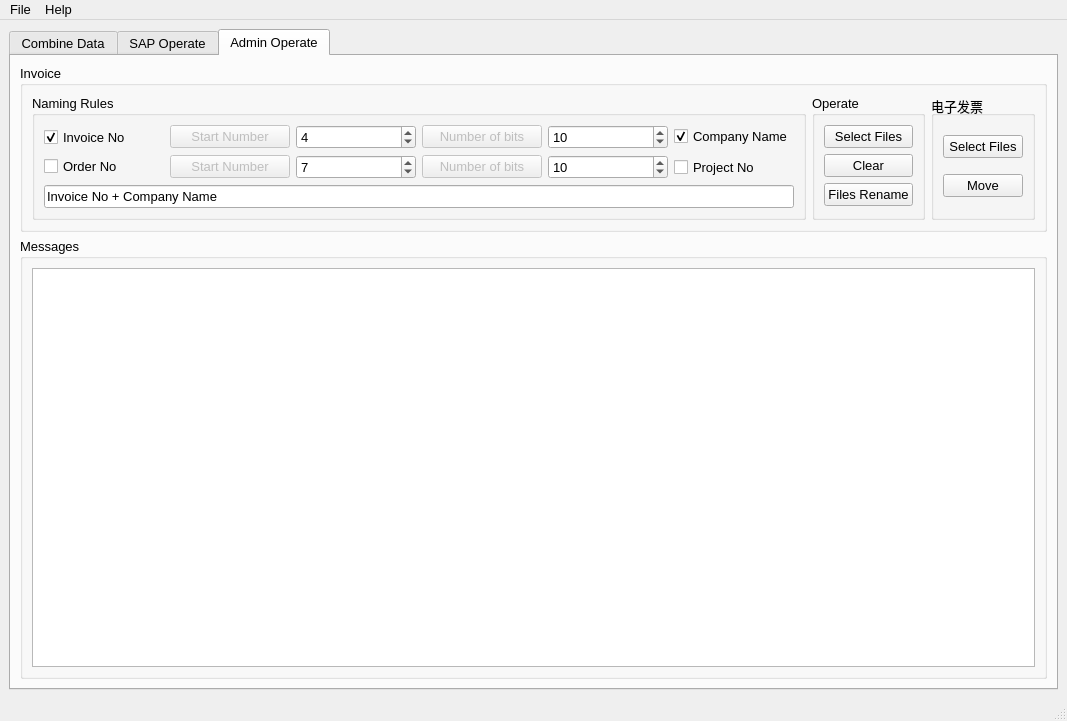
chen-huai/Sap_Operation, file Sap_Operate_Ui.ui: the form before one commit.
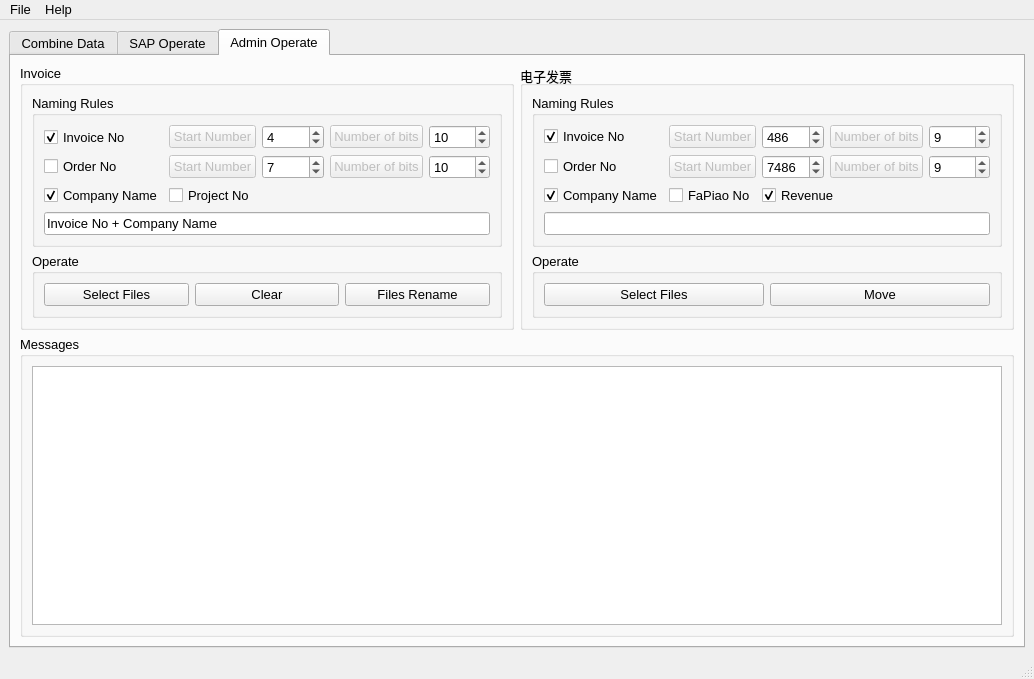
The form after the commit. The open tabs and pages were chosen to show the change. Icons and pictures are not drawn.

Commit message: 全电发票操作完善

Diff of the .ui file:
```diff
--- a/Sap_Operate_Ui.ui
+++ b/Sap_Operate_Ui.ui
@@ -7,8 +7,8 @@
    <rect>
     <x>0</x>
     <y>0</y>
-    <width>1067</width>
-    <height>721</height>
+    <width>1034</width>
+    <height>679</height>
    </rect>
   </property>
   <property name="sizePolicy">
@@ -679,8 +679,8 @@
             <rect>
              <x>0</x>
              <y>0</y>
-             <width>510</width>
-             <height>547</height>
+             <width>429</width>
+             <height>492</height>
             </rect>
            </property>
            <attribute name="label">
@@ -1761,77 +1761,19 @@
        <attribute name="title">
         <string>Admin Operate</string>
        </attribute>
-       <layout class="QVBoxLayout" name="verticalLayout_2">
-        <item>
+       <layout class="QGridLayout" name="gridLayout_20">
+        <item row="0" column="0">
          <widget class="QGroupBox" name="groupBox_17">
           <property name="title">
            <string>Invoice</string>
           </property>
           <layout class="QGridLayout" name="gridLayout_12">
-           <item row="0" column="1">
-            <widget class="QGroupBox" name="groupBox_12">
-             <property name="sizePolicy">
-              <sizepolicy hsizetype="Fixed" vsizetype="Preferred">
-               <horstretch>0</horstretch>
-               <verstretch>0</verstretch>
-              </sizepolicy>
-             </property>
-             <property name="title">
-              <string>Operate</string>
-             </property>
-             <layout class="QGridLayout" name="gridLayout_15">
-              <item row="0" column="0">
-               <widget class="QPushButton" name="pushButton_33">
-                <property name="text">
-                 <string>Select Files</string>
-                </property>
-               </widget>
-              </item>
-              <item row="2" column="0">
-               <widget class="QPushButton" name="pushButton_35">
-                <property name="text">
-                 <string>Files Rename</string>
-                </property>
-               </widget>
-              </item>
-              <item row="1" column="0">
-               <widget class="QPushButton" name="pushButton_34">
-                <property name="sizePolicy">
-                 <sizepolicy hsizetype="Minimum" vsizetype="Fixed">
-                  <horstretch>0</horstretch>
-                  <verstretch>0</verstretch>
-                 </sizepolicy>
-                </property>
-                <property name="text">
-                 <string>Clear</string>
-                </property>
-               </widget>
-              </item>
-             </layout>
-            </widget>
-           </item>
            <item row="0" column="0">
             <widget class="QGroupBox" name="groupBox_10">
              <property name="title">
               <string>Naming Rules</string>
              </property>
              <layout class="QGridLayout" name="gridLayout_14">
-              <item row="0" column="2">
-               <widget class="QSpinBox" name="spinBox">
-                <property name="statusTip">
-                 <string>Invoice No 起始数字</string>
-                </property>
-                <property name="minimum">
-                 <number>0</number>
-                </property>
-                <property name="maximum">
-                 <number>9</number>
-                </property>
-                <property name="value">
-                 <number>4</number>
-                </property>
-               </widget>
-              </item>
               <item row="0" column="3">
                <widget class="QPushButton" name="pushButton_39">
                 <property name="enabled">
@@ -1842,16 +1784,6 @@
                 </property>
                </widget>
               </item>
-              <item row="1" column="1">
-               <widget class="QPushButton" name="pushButton_38">
-                <property name="enabled">
-                 <bool>false</bool>
-                </property>
-                <property name="text">
-                 <string>Start Number</string>
-                </property>
-               </widget>
-              </item>
               <item row="0" column="0">
                <widget class="QCheckBox" name="checkBox_9">
                 <property name="sizePolicy">
@@ -1868,16 +1800,13 @@
                 </property>
                </widget>
               </item>
-              <item row="0" column="4">
-               <widget class="QSpinBox" name="spinBox_2">
-                <property name="statusTip">
-                 <string>Invoice No 长度</string>
+              <item row="0" column="1">
+               <widget class="QPushButton" name="pushButton_37">
+                <property name="enabled">
+                 <bool>false</bool>
                 </property>
-                <property name="maximum">
-                 <number>20</number>
-                </property>
-                <property name="value">
-                 <number>10</number>
+                <property name="text">
+                 <string>Start Number</string>
                 </property>
                </widget>
               </item>
@@ -1891,20 +1820,13 @@
                 </property>
                </widget>
               </item>
-              <item row="1" column="0">
-               <widget class="QCheckBox" name="checkBox_12">
-                <property name="text">
-                 <string>Order No</string>
-                </property>
-               </widget>
-              </item>
               <item row="1" column="2">
                <widget class="QSpinBox" name="spinBox_3">
                 <property name="statusTip">
                  <string>Order No 起始数字</string>
                 </property>
                 <property name="maximum">
-                 <number>9</number>
+                 <number>9999</number>
                 </property>
                 <property name="value">
                  <number>7</number>
@@ -1921,8 +1843,44 @@
                 </property>
                </widget>
               </item>
-              <item row="0" column="1">
-               <widget class="QPushButton" name="pushButton_37">
+              <item row="1" column="0">
+               <widget class="QCheckBox" name="checkBox_12">
+                <property name="text">
+                 <string>Order No</string>
+                </property>
+               </widget>
+              </item>
+              <item row="0" column="4">
+               <widget class="QSpinBox" name="spinBox_2">
+                <property name="statusTip">
+                 <string>Invoice No 长度</string>
+                </property>
+                <property name="maximum">
+                 <number>20</number>
+                </property>
+                <property name="value">
+                 <number>10</number>
+                </property>
+               </widget>
+              </item>
+              <item row="0" column="2">
+               <widget class="QSpinBox" name="spinBox">
+                <property name="statusTip">
+                 <string>Invoice No 起始数字</string>
+                </property>
+                <property name="minimum">
+                 <number>0</number>
+                </property>
+                <property name="maximum">
+                 <number>9999</number>
+                </property>
+                <property name="value">
+                 <number>4</number>
+                </property>
+               </widget>
+              </item>
+              <item row="1" column="1">
+               <widget class="QPushButton" name="pushButton_38">
                 <property name="enabled">
                  <bool>false</bool>
                 </property>
@@ -1931,7 +1889,7 @@
                 </property>
                </widget>
               </item>
-              <item row="0" column="5">
+              <item row="2" column="0">
                <widget class="QCheckBox" name="checkBox_10">
                 <property name="sizePolicy">
                  <sizepolicy hsizetype="Minimum" vsizetype="Fixed">
@@ -1947,7 +1905,7 @@
                 </property>
                </widget>
               </item>
-              <item row="1" column="5">
+              <item row="2" column="1">
                <widget class="QCheckBox" name="checkBox_11">
                 <property name="sizePolicy">
                  <sizepolicy hsizetype="Minimum" vsizetype="Ignored">
@@ -1960,7 +1918,7 @@
                 </property>
                </widget>
               </item>
-              <item row="2" column="0" colspan="6">
+              <item row="3" column="0" colspan="5">
                <widget class="QLineEdit" name="lineEdit_17">
                 <property name="sizePolicy">
                  <sizepolicy hsizetype="Minimum" vsizetype="Fixed">
@@ -1979,19 +1937,212 @@
              </layout>
             </widget>
            </item>
-           <item row="0" column="2">
+           <item row="1" column="0">
+            <widget class="QGroupBox" name="groupBox_12">
+             <property name="sizePolicy">
+              <sizepolicy hsizetype="Preferred" vsizetype="Preferred">
+               <horstretch>0</horstretch>
+               <verstretch>0</verstretch>
+              </sizepolicy>
+             </property>
+             <property name="title">
+              <string>Operate</string>
+             </property>
+             <layout class="QGridLayout" name="gridLayout_15">
+              <item row="0" column="0">
+               <widget class="QPushButton" name="pushButton_33">
+                <property name="text">
+                 <string>Select Files</string>
+                </property>
+               </widget>
+              </item>
+              <item row="0" column="1">
+               <widget class="QPushButton" name="pushButton_34">
+                <property name="sizePolicy">
+                 <sizepolicy hsizetype="Minimum" vsizetype="Fixed">
+                  <horstretch>0</horstretch>
+                  <verstretch>0</verstretch>
+                 </sizepolicy>
+                </property>
+                <property name="text">
+                 <string>Clear</string>
+                </property>
+               </widget>
+              </item>
+              <item row="0" column="2">
+               <widget class="QPushButton" name="pushButton_35">
+                <property name="text">
+                 <string>Files Rename</string>
+                </property>
+               </widget>
+              </item>
+             </layout>
+            </widget>
+           </item>
+          </layout>
+         </widget>
+        </item>
+        <item row="0" column="1">
+         <widget class="QGroupBox" name="groupBox_19">
+          <property name="sizePolicy">
+           <sizepolicy hsizetype="Preferred" vsizetype="Preferred">
+            <horstretch>0</horstretch>
+            <verstretch>0</verstretch>
+           </sizepolicy>
+          </property>
+          <property name="title">
+           <string>电子发票</string>
+          </property>
+          <layout class="QGridLayout" name="gridLayout_19">
+           <item row="0" column="0">
+            <widget class="QGroupBox" name="groupBox_20">
+             <property name="sizePolicy">
+              <sizepolicy hsizetype="Preferred" vsizetype="Preferred">
+               <horstretch>0</horstretch>
+               <verstretch>0</verstretch>
+              </sizepolicy>
+             </property>
+             <property name="title">
+              <string>Naming Rules</string>
+             </property>
+             <layout class="QGridLayout" name="gridLayout_21">
+              <item row="1" column="1">
+               <widget class="QPushButton" name="pushButton_53">
+                <property name="enabled">
+                 <bool>false</bool>
+                </property>
+                <property name="text">
+                 <string>Start Number</string>
+                </property>
+               </widget>
+              </item>
+              <item row="0" column="3">
+               <widget class="QPushButton" name="pushButton_54">
+                <property name="enabled">
+                 <bool>false</bool>
+                </property>
+                <property name="text">
+                 <string>Number of bits</string>
+                </property>
+               </widget>
+              </item>
+              <item row="0" column="1">
+               <widget class="QPushButton" name="pushButton_52">
+                <property name="enabled">
+                 <bool>false</bool>
+                </property>
+                <property name="text">
+                 <string>Start Number</string>
+                </property>
+               </widget>
+              </item>
+              <item row="0" column="0">
+               <widget class="QCheckBox" name="checkBox_20">
+                <property name="text">
+                 <string>Invoice No</string>
+                </property>
+                <property name="checked">
+                 <bool>true</bool>
+                </property>
+               </widget>
+              </item>
+              <item row="1" column="3">
+               <widget class="QPushButton" name="pushButton_55">
+                <property name="enabled">
+                 <bool>false</bool>
+                </property>
+                <property name="text">
+                 <string>Number of bits</string>
+                </property>
+               </widget>
+              </item>
+              <item row="1" column="0">
+               <widget class="QCheckBox" name="checkBox_21">
+                <property name="text">
+                 <string>Order No</string>
+                </property>
+               </widget>
+              </item>
+              <item row="2" column="0">
+               <widget class="QCheckBox" name="checkBox_22">
+                <property name="text">
+                 <string>Company Name</string>
+                </property>
+                <property name="checked">
+                 <bool>true</bool>
+                </property>
+               </widget>
+              </item>
+              <item row="2" column="1">
+               <widget class="QCheckBox" name="checkBox_23">
+                <property name="text">
+                 <string>FaPiao No</string>
+                </property>
+               </widget>
+              </item>
+              <item row="3" column="0" colspan="5">
+               <widget class="QLineEdit" name="lineEdit_27"/>
+              </item>
+              <item row="0" column="4">
+               <widget class="QSpinBox" name="spinBox_6">
+                <property name="value">
+                 <number>9</number>
+                </property>
+               </widget>
+              </item>
+              <item row="1" column="4">
+               <widget class="QSpinBox" name="spinBox_7">
+                <property name="value">
+                 <number>9</number>
+                </property>
+               </widget>
+              </item>
+              <item row="0" column="2">
+               <widget class="QSpinBox" name="spinBox_8">
+                <property name="maximum">
+                 <number>9999</number>
+                </property>
+                <property name="value">
+                 <number>486</number>
+                </property>
+               </widget>
+              </item>
+              <item row="1" column="2">
+               <widget class="QSpinBox" name="spinBox_9">
+                <property name="maximum">
+                 <number>9999</number>
+                </property>
+                <property name="value">
+                 <number>7486</number>
+                </property>
+               </widget>
+              </item>
+              <item row="2" column="2" colspan="2">
+               <widget class="QCheckBox" name="checkBox_24">
+                <property name="text">
+                 <string>Revenue</string>
+                </property>
+                <property name="checked">
+                 <bool>true</bool>
+                </property>
+               </widget>
+              </item>
+             </layout>
+            </widget>
+           </item>
+           <item row="1" column="0">
             <widget class="QGroupBox" name="groupBox_18">
              <property name="sizePolicy">
-              <sizepolicy hsizetype="Fixed" vsizetype="Preferred">
+              <sizepolicy hsizetype="Preferred" vsizetype="Preferred">
                <horstretch>0</horstretch>
                <verstretch>0</verstretch>
               </sizepolicy>
              </property>
              <property name="title">
-              <string>电子发票 </string>
+              <string>Operate</string>
              </property>
-             <layout class="QVBoxLayout" name="verticalLayout">
-              <item>
+             <layout class="QGridLayout" name="gridLayout_22">
+              <item row="0" column="0">
                <widget class="QPushButton" name="pushButton_50">
                 <property name="sizePolicy">
                  <sizepolicy hsizetype="Minimum" vsizetype="Fixed">
@@ -2004,7 +2155,7 @@
                 </property>
                </widget>
               </item>
-              <item>
+              <item row="0" column="1">
                <widget class="QPushButton" name="pushButton_51">
                 <property name="text">
                  <string>Move</string>
@@ -2017,7 +2168,7 @@
           </layout>
          </widget>
         </item>
-        <item>
+        <item row="1" column="0" colspan="2">
          <widget class="QGroupBox" name="groupBox_11">
           <property name="title">
            <string>Messages</string>
@@ -2040,7 +2191,7 @@
     <rect>
      <x>0</x>
      <y>0</y>
-     <width>1067</width>
+     <width>1034</width>
      <height>25</height>
     </rect>
    </property>
```
The commit also changes 2 other files.
